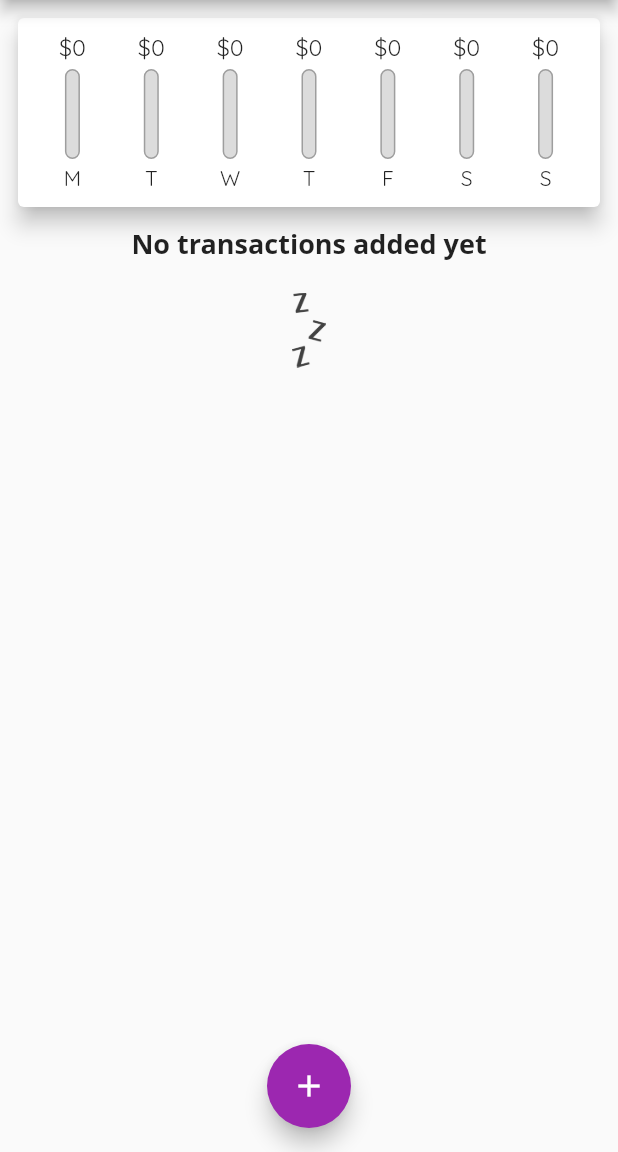
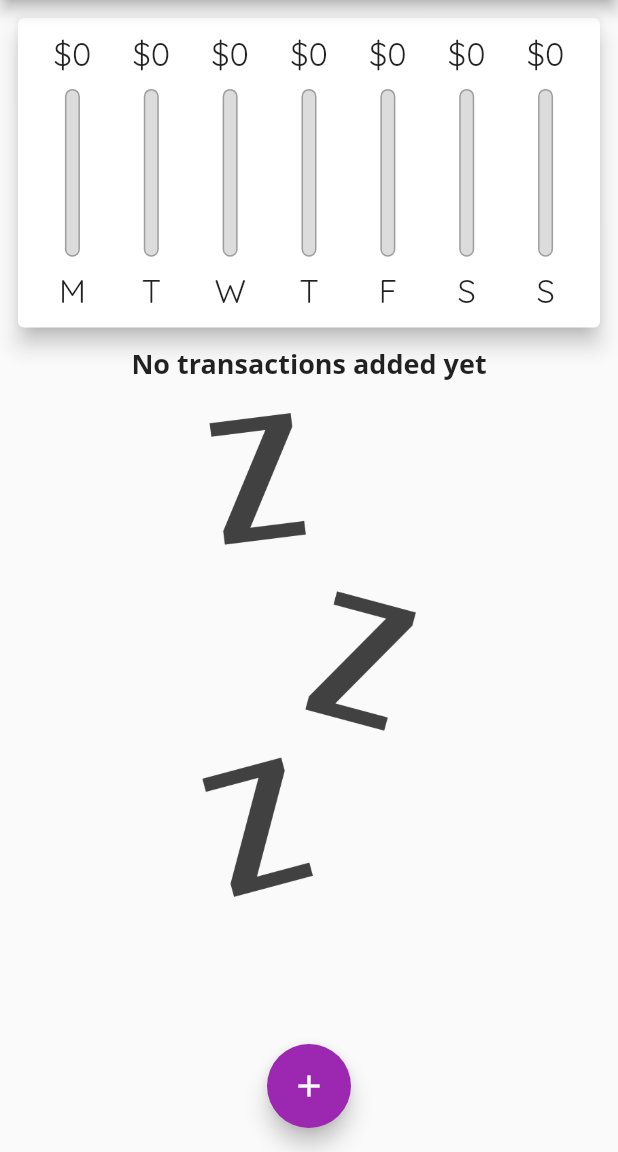
Before and after one commit to p-golba/personal_expenses, a Flutter app: the screen it shows after launch, on a phone screen of 412 x 824 dp, the part 84-1236 px from its top. Run offline on Flutter 3.47's test engine with Material 2 defaults, Android fonts, the phone set to English and light mode, and no system bars; Roboto replaces fonts that are missing (Open Sans).

Commit message:
added adaptive sizing

```diff
--- a/lib/main.dart
+++ b/lib/main.dart
@@ -1,11 +1,20 @@
 import 'package:flutter/material.dart';
+// import 'package:flutter/services.dart';
 
 import './widgets/transaction_list.dart';
 import './widgets/new_transaction.dart';
 import './widgets/chart.dart';
 import './models/transaction.dart';
 
-void main() => runApp(const MyApp());
+void main() {
+  // WidgetsFlutterBinding.ensureInitialized();
+  // SystemChrome.setPreferredOrientations([
+  //   DeviceOrientation.portraitUp,
+  //   DeviceOrientation.portraitDown,
+  // ]);
+  // Restraining app to only run in portrait mode
+  runApp(const MyApp());
+}
 
 class MyApp extends StatelessWidget {
   const MyApp({super.key});
@@ -62,6 +71,7 @@ class _MyHomePageState extends State<MyHomePage> {
     //   date: DateTime.now(),
     // ),
   ];
+  bool _showChart = false;
 
   List<Transaction> get _recentTransactions {
     return _userTransactions.where((tx) {
@@ -106,8 +116,9 @@ class _MyHomePageState extends State<MyHomePage> {
 
   @override
   Widget build(BuildContext context) {
-    return Scaffold(
-      appBar: AppBar(
+    final isLandscape =
+        MediaQuery.of(context).orientation == Orientation.landscape;
+    final appBar = AppBar(
       title: const Text('Personal Expenses'),
       actions: [
         IconButton(
@@ -115,14 +126,53 @@ class _MyHomePageState extends State<MyHomePage> {
           icon: const Icon(Icons.add),
         )
       ],
-      ),
+    );
+    final txListWidget = SizedBox(
+      height: (MediaQuery.of(context).size.height -
+              appBar.preferredSize.height -
+              MediaQuery.of(context).padding.top) *
+          0.7,
+      child: TransactionList(_userTransactions, _deleteTransaction),
+    );
+    return Scaffold(
+      appBar: appBar,
       body: SingleChildScrollView(
         child: Column(
             mainAxisAlignment: MainAxisAlignment.start,
             crossAxisAlignment: CrossAxisAlignment.stretch,
             children: [
-              Chart(_recentTransactions),
-              TransactionList(_userTransactions, _deleteTransaction),
+              if (isLandscape)
+                Row(
+                  mainAxisAlignment: MainAxisAlignment.center,
+                  children: [
+                    const Text('Show Chart'),
+                    Switch(
+                        value: _showChart,
+                        onChanged: (val) {
+                          setState(() {
+                            _showChart = val;
+                          });
+                        })
+                  ],
+                ),
+              if (!isLandscape)
+                SizedBox(
+                  height: (MediaQuery.of(context).size.height -
+                          appBar.preferredSize.height -
+                          MediaQuery.of(context).padding.top) *
+                      0.3,
+                  child: Chart(_recentTransactions),
+                ),
+              if (!isLandscape) txListWidget,
+              if (isLandscape) _showChart
+                  ? SizedBox(
+                      height: (MediaQuery.of(context).size.height -
+                              appBar.preferredSize.height -
+                              MediaQuery.of(context).padding.top) *
+                          0.7,
+                      child: Chart(_recentTransactions),
+                    )
+                  : txListWidget
             ]),
       ),
       floatingActionButtonLocation: FloatingActionButtonLocation.centerFloat,
--- a/lib/widgets/chart_bar.dart
+++ b/lib/widgets/chart_bar.dart
@@ -10,21 +10,23 @@ class ChartBar extends StatelessWidget {
 
   @override
   Widget build(BuildContext context) {
+    return LayoutBuilder(builder: (ctx, constraints) {
       return Column(
         children: [
           SizedBox(
-          height: 20,
+            height: constraints.maxHeight * 0.15,
             child: FittedBox(
               child: Text('\$${spendingAmount.toStringAsFixed(0)}'),
             ),
           ),
-        const SizedBox(
-          height: 4,
+          SizedBox(
+            height: constraints.maxHeight * 0.05,
           ),
           SizedBox(
-          height: 60,
+            height: constraints.maxHeight * 0.6,
             width: 10,
             child: Stack(
+              alignment: AlignmentDirectional.bottomEnd,
               children: [
                 Container(
                   decoration: BoxDecoration(
@@ -48,11 +50,17 @@ class ChartBar extends StatelessWidget {
               ],
             ),
           ),
-        const SizedBox(
-          height: 4,
+          SizedBox(
+            height: constraints.maxHeight * 0.05,
           ),
-        Text(label),
+          SizedBox(
+            height: constraints.maxHeight * 0.15,
+            child: FittedBox(
+              child: Text(label),
+            ),
+          ),
         ],
       );
+    });
   }
 }
--- a/lib/widgets/new_transaction.dart
+++ b/lib/widgets/new_transaction.dart
@@ -48,10 +48,16 @@ class _NewTransactionState extends State<NewTransaction> {
 
   @override
   Widget build(BuildContext context) {
-    return Card(
+    return SingleChildScrollView(
+      child: Card(
         elevation: 5,
         child: Container(
-        padding: const EdgeInsets.all(10),
+          padding: EdgeInsets.only(
+            top: 10,
+            left: 10,
+            right: 10,
+            bottom: MediaQuery.of(context).viewInsets.bottom + 10,
+          ),
           child: Column(
             crossAxisAlignment: CrossAxisAlignment.end,
             children: [
@@ -102,6 +108,7 @@ class _NewTransactionState extends State<NewTransaction> {
             ],
           ),
         ),
+      ),
     );
   }
 }
--- a/lib/widgets/transaction_list.dart
+++ b/lib/widgets/transaction_list.dart
@@ -10,10 +10,9 @@ class TransactionList extends StatelessWidget {
 
   @override
   Widget build(BuildContext context) {
-    return SizedBox(
-      height: 450,
-      child: transactions.isEmpty
-          ? Column(
+    return transactions.isEmpty
+        ? LayoutBuilder(builder: (ctx, constraints) {
+          return Column(
             children: [
               Text(
                 'No transactions added yet',
@@ -23,12 +22,13 @@ class TransactionList extends StatelessWidget {
                 height: 20,
               ),
               SizedBox(
-                  height: 50,
+                height: constraints.maxHeight * 0.6,
                 child: Image.asset('assets/images/waiting.png',
                     fit: BoxFit.cover),
               ),
             ],
-            )
+          );
+        })
         : ListView.builder(
             itemBuilder: (ctx, index) {
               return Card(
@@ -63,7 +63,6 @@ class TransactionList extends StatelessWidget {
               );
             },
             itemCount: transactions.length,
-            ),
           );
   }
 }
```
Lines whose indentation alone changed are shown as unchanged.
